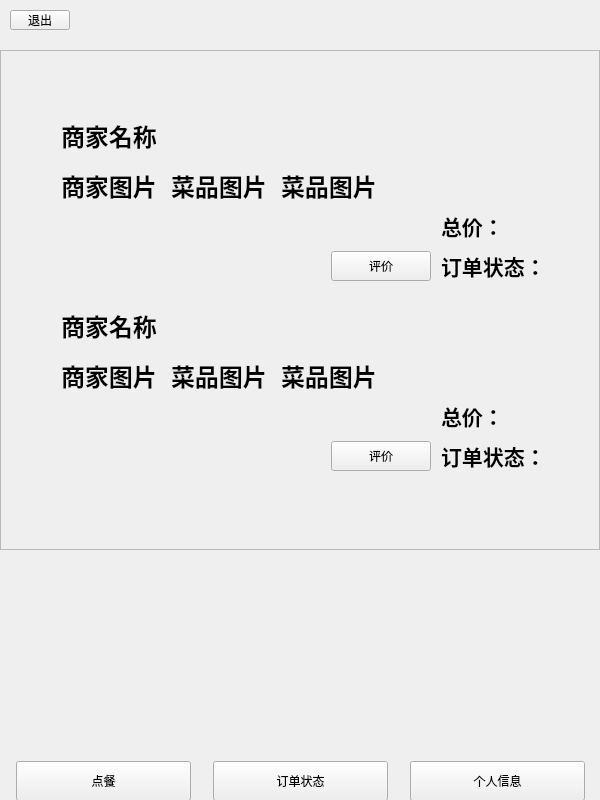
Qt form consumer/orderstatus.ui (chichuxwx/Food-delivery-platform) before a commit.
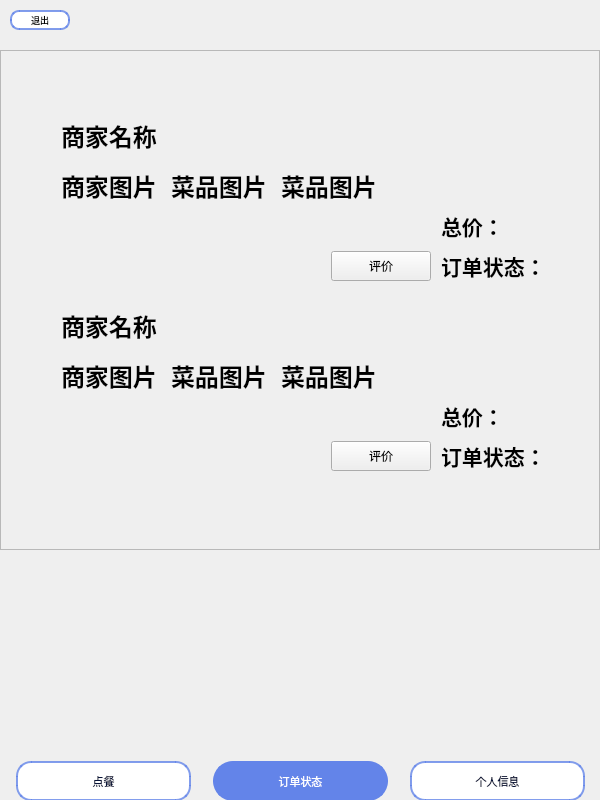
The same form after that commit. Icons and pictures are not drawn.

Patch:
```diff
--- a/consumer/orderstatus.ui
+++ b/consumer/orderstatus.ui
@@ -34,6 +34,28 @@
      <height>20</height>
     </rect>
    </property>
+   <property name="styleSheet">
+    <string notr="true">QPushButton {
+    background-color: #ffffff; /* 默认背景色，使用 #fad37f */
+    border: 2px solid rgba(99, 132, 233, 0.8); /* 边框颜色 */
+    border-radius: 9px; /* 圆角 */
+    color: #000000; /* 文本颜色，黑色 */
+    font-size: 9px;
+}
+
+QPushButton:hover {
+    background-color: rgba(99, 132, 233, 0.8); /* 悬浮时背景颜色 */
+    border: none; /* 悬浮时无边框 */
+}
+
+QPushButton:pressed {
+    background-color: #b0c4de; /* 按下时背景颜色，稍微偏亮的蓝色 */
+    border-color: #4682b4; /* 按下时边框颜色 */
+    transform: scale(0.95); /* 按下时按钮略微缩小 */
+}
+
+</string>
+   </property>
    <property name="text">
     <string>退出</string>
    </property>
@@ -411,7 +433,7 @@
     </widget>
    </widget>
   </widget>
-  <widget class="QWidget" name="">
+  <widget class="QWidget" name="layoutWidget">
    <property name="geometry">
     <rect>
      <x>0</x>
@@ -435,6 +457,27 @@
         <height>40</height>
        </size>
       </property>
+      <property name="styleSheet">
+       <string notr="true">QPushButton {
+    background-color: #ffffff; /* 默认背景色，白色 */
+    border: 2px solid rgba(99, 132, 233, 0.8); /* 边框颜色 */
+    border-radius: 15px; /* 圆角 */
+    color: #081439; /* 文本颜色，深蓝色 */
+    font-size: 11px;
+}
+
+QPushButton:hover {
+    background-color: rgba(99, 132, 233, 0.8); 
+    border: none; /* 悬浮时无边框 */
+}
+
+QPushButton:pressed {
+    background-color: #b0c4de; /* 按下时背景颜色，稍微偏亮的蓝色 */
+    border-color: #4682b4; /* 按下时边框颜色 */
+    transform: scale(0.95); /* 按下时按钮略微缩小 */
+}
+</string>
+      </property>
       <property name="text">
        <string>点餐</string>
       </property>
@@ -454,6 +497,27 @@
         <height>40</height>
        </size>
       </property>
+      <property name="styleSheet">
+       <string notr="true">QPushButton {
+    background-color: #6384e9; /* 默认背景色，蓝色 */
+    border: 2px solid #6384e9; /* 边框颜色与背景色相同 */
+    border-radius: 20px; /* 圆角 */
+    color: #ffffff; /* 文本颜色，白色 */
+    font-size: 11px;
+}
+
+QPushButton:hover {
+    background-color: #5076c6; /* 悬浮时背景色变深 */
+    border: 2px solid #5076c6; /* 悬浮时边框颜色变深 */
+}
+
+QPushButton:pressed {
+    background-color: #3a5d8f; /* 按下时背景色变得更深 */
+    border-color: #3a5d8f; /* 按下时边框颜色变得更深 */
+    transform: scale(0.95); /* 按下时按钮略微缩小 */
+}
+</string>
+      </property>
       <property name="text">
        <string>订单状态</string>
       </property>
@@ -473,6 +537,27 @@
         <height>40</height>
        </size>
       </property>
+      <property name="styleSheet">
+       <string notr="true">QPushButton {
+    background-color: #ffffff; /* 默认背景色，白色 */
+    border: 2px solid rgba(99, 132, 233, 0.8); /* 边框颜色 */
+    border-radius: 15px; /* 圆角 */
+    color: #081439; /* 文本颜色，深蓝色 */
+    font-size: 11px;
+}
+
+QPushButton:hover {
+    background-color: rgba(99, 132, 233, 0.8); 
+    border: none; /* 悬浮时无边框 */
+}
+
+QPushButton:pressed {
+    background-color: #b0c4de; /* 按下时背景颜色，稍微偏亮的蓝色 */
+    border-color: #4682b4; /* 按下时边框颜色 */
+    transform: scale(0.95); /* 按下时按钮略微缩小 */
+}
+</string>
+      </property>
       <property name="text">
        <string>个人信息</string>
       </property>
@@ -480,6 +565,24 @@
     </item>
    </layout>
   </widget>
+  <widget class="QLabel" name="label_13">
+   <property name="geometry">
+    <rect>
+     <x>0</x>
+     <y>0</y>
+     <width>600</width>
+     <height>800</height>
+    </rect>
+   </property>
+   <property name="styleSheet">
+    <string notr="true">background-image: url(:/image/bg_2.png);</string>
+   </property>
+   <property name="text">
+    <string>TextLabel</string>
+   </property>
+  </widget>
+  <zorder>label_13</zorder>
+  <zorder>layoutWidget</zorder>
   <zorder>scrollArea</zorder>
   <zorder>pushButton_4</zorder>
   <zorder>pushButton_2</zorder>
```
Left out of the diff: 3 changed lines with no effect on the pictures.
